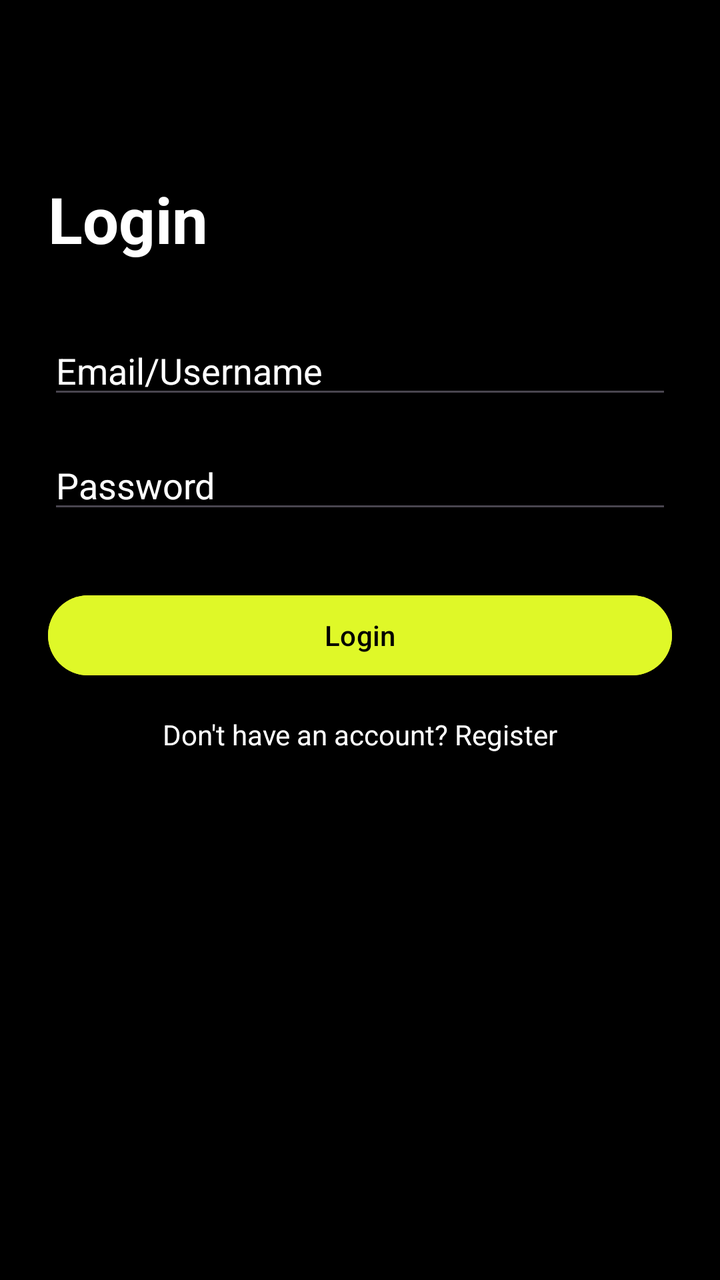
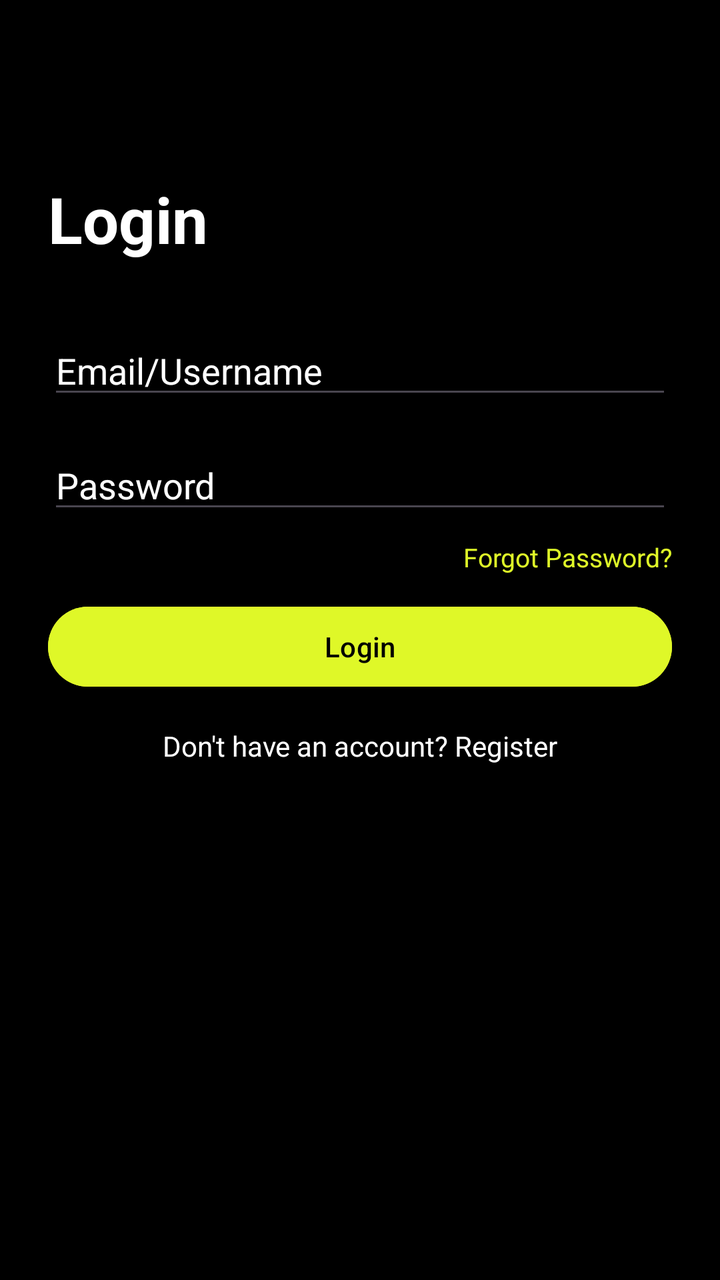

The first picture is an Android layout as it rendered before a commit; the second is the same layout after the commit. The layout source and the unified diff follow.
<!-- AndroidManifest.xml: application theme Theme.Test -->
<!-- res/layout/fragment_login.xml -->
<?xml version="1.0" encoding="utf-8"?>
<androidx.constraintlayout.widget.ConstraintLayout xmlns:android="http://schemas.android.com/apk/res/android"
    xmlns:app="http://schemas.android.com/apk/res-auto"
    android:layout_width="match_parent"
    android:layout_height="match_parent"
    android:background="@color/black"
    android:padding="@dimen/spacing_xxxl">

    <TextView
        android:id="@+id/tvTitle"
        android:layout_width="wrap_content"
        android:layout_height="wrap_content"
        android:text="@string/label_login"
        android:textColor="@color/white"
        android:textSize="@dimen/text_display"
        android:textStyle="bold"
        app:layout_constraintTop_toTopOf="parent"
        app:layout_constraintStart_toStartOf="parent"
        android:layout_marginTop="@dimen/spacing_login_top" />

    <EditText
        android:id="@+id/etEmail"
        android:layout_width="0dp"
        android:layout_height="wrap_content"
        android:hint="@string/hint_email_username"
        android:textColorHint="@color/white"
        android:textColor="@color/white"
        android:inputType="textEmailAddress"
        app:layout_constraintTop_toBottomOf="@id/tvTitle"
        app:layout_constraintStart_toStartOf="parent"
        app:layout_constraintEnd_toEndOf="parent"
        android:layout_marginTop="@dimen/spacing_huge" />

    <EditText
        android:id="@+id/etPassword"
        android:layout_width="0dp"
        android:layout_height="wrap_content"
        android:hint="@string/hint_password"
        android:textColorHint="@color/white"
        android:textColor="@color/white"
        android:inputType="textPassword"
        app:layout_constraintTop_toBottomOf="@id/etEmail"
        app:layout_constraintStart_toStartOf="parent"
        app:layout_constraintEnd_toEndOf="parent"
        android:layout_marginTop="@dimen/spacing_xl" />

    <Button
        android:id="@+id/btnLogin"
        android:layout_width="0dp"
        android:layout_height="wrap_content"
        android:text="@string/label_login"
        android:backgroundTint="@color/brand_green"
        android:textColor="@color/black"
        app:layout_constraintTop_toBottomOf="@id/etPassword"
        app:layout_constraintStart_toStartOf="parent"
        app:layout_constraintEnd_toEndOf="parent"
        android:layout_marginTop="@dimen/spacing_huge" />

    
    <ProgressBar
        android:id="@+id/progressBar"
        android:layout_width="wrap_content"
        android:layout_height="wrap_content"
        android:visibility="gone"
        app:layout_constraintTop_toBottomOf="@id/btnLogin"
        app:layout_constraintStart_toStartOf="parent"
        app:layout_constraintEnd_toEndOf="parent"
        android:layout_marginTop="@dimen/spacing_xl" />

    
    <TextView
        android:id="@+id/tvSyncStatus"
        android:layout_width="wrap_content"
        android:layout_height="wrap_content"
        android:text="@string/msg_loading"
        android:textColor="@color/brand_green"
        android:textSize="@dimen/text_sm"
        android:visibility="gone"
        app:layout_constraintTop_toBottomOf="@id/progressBar"
        app:layout_constraintStart_toStartOf="parent"
        app:layout_constraintEnd_toEndOf="parent"
        android:layout_marginTop="@dimen/spacing_md" />

    <TextView
        android:id="@+id/tvRegister"
        android:layout_width="wrap_content"
        android:layout_height="wrap_content"
        android:text="@string/action_no_account"
        android:textColor="@color/white"
        app:layout_constraintTop_toBottomOf="@id/tvSyncStatus"
        app:layout_constraintStart_toStartOf="parent"
        app:layout_constraintEnd_toEndOf="parent"
        android:layout_marginTop="@dimen/spacing_xl" />

</androidx.constraintlayout.widget.ConstraintLayout>
<!-- resources referenced by this layout -->
<resources>
  <color name="black">#FF000000</color>
  <color name="brand_green">#DFF828</color>
  <color name="white">#FFFFFFFF</color>
  <dimen name="spacing_huge">32dp</dimen>
  <dimen name="spacing_login_top">64dp</dimen>
  <dimen name="spacing_md">8dp</dimen>
  <dimen name="spacing_xl">16dp</dimen>
  <dimen name="spacing_xxxl">24dp</dimen>
  <dimen name="text_display">32sp</dimen>
  <dimen name="text_sm">13sp</dimen>
  <string name="action_no_account">Don\'t have an account? Register</string>
  <string name="hint_email_username">Email/Username</string>
  <string name="hint_password">Password</string>
  <string name="label_login">Login</string>
  <string name="msg_loading">Loading...</string>
  <style name="Theme.Test" parent="Base.Theme.Test" />
  <style name="Base.Theme.Test" parent="Theme.Material3.DayNight.NoActionBar">
          
          
      </style>
</resources>

<!-- the commit's change to res/layout/fragment_login.xml (unified diff, before → after) -->
@@ -44,6 +44,17 @@
         app:layout_constraintEnd_toEndOf="parent"
         android:layout_marginTop="@dimen/spacing_xl" />
 
+    <TextView
+        android:id="@+id/tvForgotPassword"
+        android:layout_width="wrap_content"
+        android:layout_height="wrap_content"
+        android:text="@string/action_forgot_password"
+        android:textColor="@color/brand_green"
+        android:textSize="@dimen/text_sm"
+        app:layout_constraintTop_toBottomOf="@id/etPassword"
+        app:layout_constraintEnd_toEndOf="parent"
+        android:layout_marginTop="@dimen/spacing_md" />
+
     <Button
         android:id="@+id/btnLogin"
         android:layout_width="0dp"
@@ -51,10 +62,10 @@
         android:text="@string/label_login"
         android:backgroundTint="@color/brand_green"
         android:textColor="@color/black"
-        app:layout_constraintTop_toBottomOf="@id/etPassword"
+        app:layout_constraintTop_toBottomOf="@id/tvForgotPassword"
         app:layout_constraintStart_toStartOf="parent"
         app:layout_constraintEnd_toEndOf="parent"
-        android:layout_marginTop="@dimen/spacing_huge" />
+        android:layout_marginTop="@dimen/spacing_lg" />
 
     
     <ProgressBar
<!-- resource entries referenced after the edit -->
@@ -4,12 +4,14 @@
   <color name="brand_green">#DFF828</color>
   <color name="white">#FFFFFFFF</color>
   <dimen name="spacing_huge">32dp</dimen>
+  <dimen name="spacing_lg">12dp</dimen>
   <dimen name="spacing_login_top">64dp</dimen>
   <dimen name="spacing_md">8dp</dimen>
   <dimen name="spacing_xl">16dp</dimen>
   <dimen name="spacing_xxxl">24dp</dimen>
   <dimen name="text_display">32sp</dimen>
   <dimen name="text_sm">13sp</dimen>
+  <string name="action_forgot_password">Forgot Password?</string>
   <string name="action_no_account">Don\'t have an account? Register</string>
   <string name="hint_email_username">Email/Username</string>
   <string name="hint_password">Password</string>
